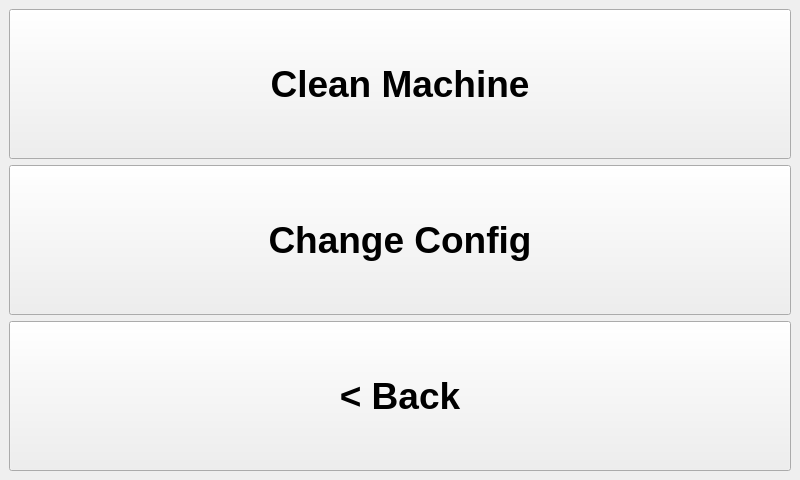
The window that src/ui_elements/optionwindow.ui (AndreWohnsland/CocktailBerry) describes before a commit, drawn with Qt 5.
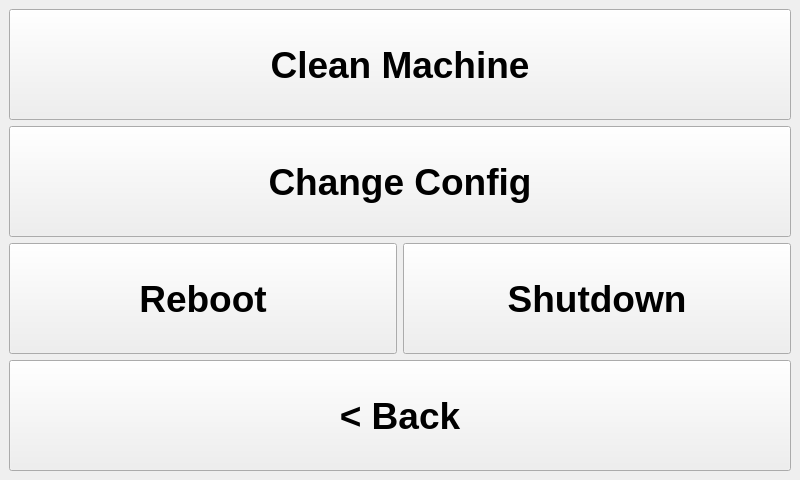
The same window after the commit.

Commit message: Added reboot and shutdown button

Patch:
```diff
--- a/src/ui_elements/optionwindow.ui
+++ b/src/ui_elements/optionwindow.ui
@@ -39,6 +39,26 @@
   </property>
   <widget class="QWidget" name="centralwidget">
    <layout class="QGridLayout" name="gridLayout">
+    <item row="1" column="0">
+     <widget class="QPushButton" name="button_clean">
+      <property name="maximumSize">
+       <size>
+        <width>5000</width>
+        <height>300</height>
+       </size>
+      </property>
+      <property name="font">
+       <font>
+        <pointsize>28</pointsize>
+        <weight>75</weight>
+        <bold>true</bold>
+       </font>
+      </property>
+      <property name="text">
+       <string>Clean Machine</string>
+      </property>
+     </widget>
+    </item>
     <item row="2" column="0">
      <widget class="QPushButton" name="button_config">
       <property name="maximumSize">
@@ -59,7 +79,7 @@
       </property>
      </widget>
     </item>
-    <item row="3" column="0">
+    <item row="4" column="0">
      <widget class="QPushButton" name="button_back">
       <property name="maximumSize">
        <size>
@@ -79,8 +99,10 @@
       </property>
      </widget>
     </item>
-    <item row="1" column="0">
-     <widget class="QPushButton" name="button_clean">
+    <item row="3" column="0">
+     <layout class="QHBoxLayout" name="horizontalLayout">
+      <item>
+       <widget class="QPushButton" name="button_reboot">
       <property name="maximumSize">
        <size>
         <width>5000</width>
@@ -95,9 +117,31 @@
        </font>
       </property>
       <property name="text">
-       <string>Clean Machine</string>
-      </property>
-     </widget>
+         <string>Reboot</string>
+        </property>
+       </widget>
+      </item>
+      <item>
+       <widget class="QPushButton" name="button_shutdown">
+        <property name="maximumSize">
+         <size>
+          <width>5000</width>
+          <height>300</height>
+         </size>
+        </property>
+        <property name="font">
+         <font>
+          <pointsize>28</pointsize>
+          <weight>75</weight>
+          <bold>true</bold>
+         </font>
+        </property>
+        <property name="text">
+         <string>Shutdown</string>
+        </property>
+       </widget>
+      </item>
+     </layout>
     </item>
    </layout>
   </widget>
```
Lines whose indentation alone changed are shown as unchanged. The commit also changes 1 other file.
